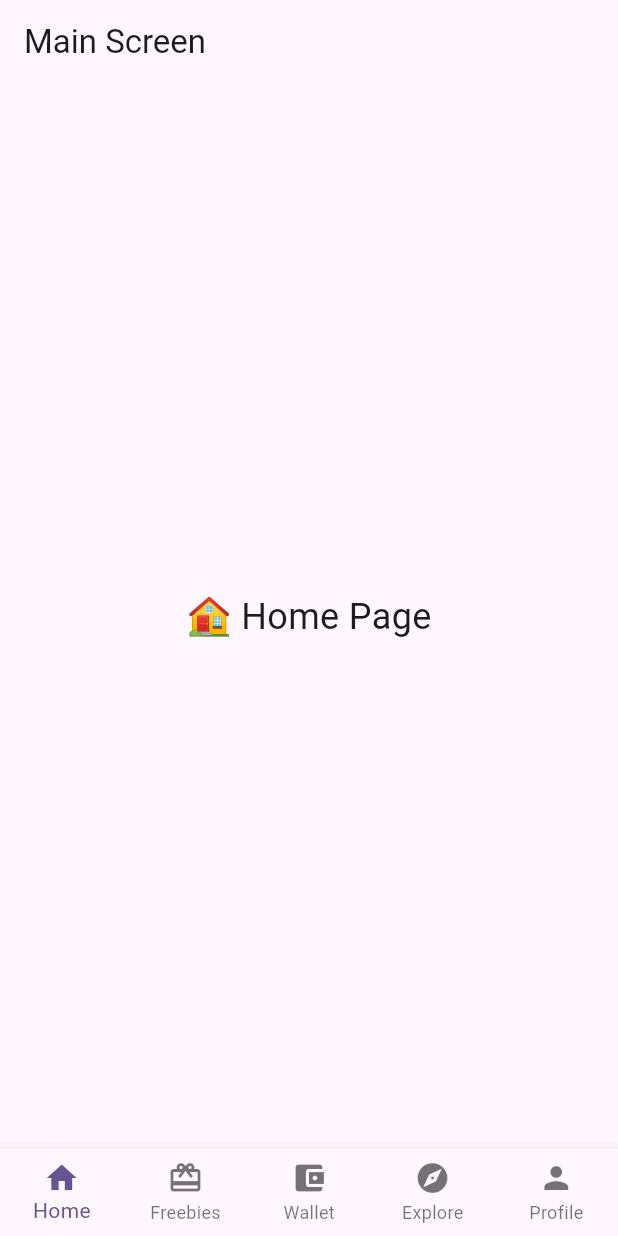
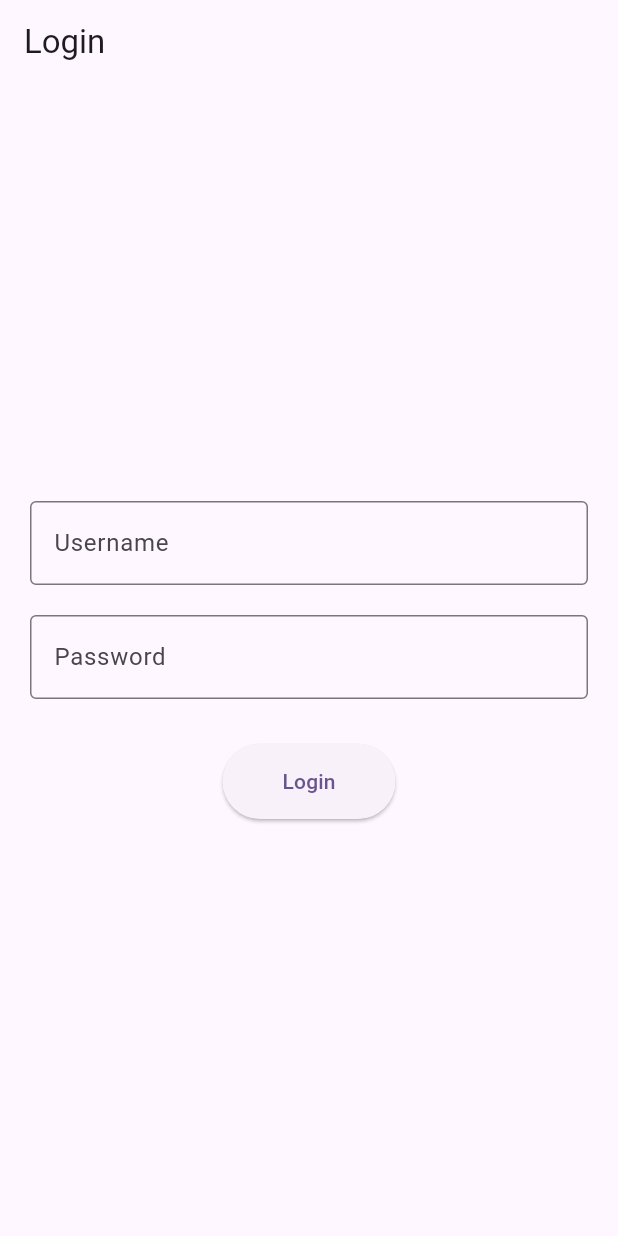
Before and after one commit to varxnnnn/freebies, a Flutter app: the screen it shows after launch, on a phone screen of 412 x 824 dp. Run offline on Flutter 3.47's test engine with Material 3 defaults, Android fonts, the phone set to English and light mode, and no system bars.

Commit message:
Added login page

```diff
--- /dev/null
+++ b/lib/login_screen.dart
@@ -0,0 +1,69 @@
+import 'package:flutter/material.dart';
+import 'main_screen.dart';
+
+class LoginScreen extends StatefulWidget {
+  const LoginScreen({super.key});
+
+  @override
+  State<LoginScreen> createState() => _LoginScreenState();
+}
+
+class _LoginScreenState extends State<LoginScreen> {
+  final TextEditingController _usernameController = TextEditingController();
+  final TextEditingController _passwordController = TextEditingController();
+
+  void _login() {
+    // simple dummy login
+    if (_usernameController.text.isNotEmpty &&
+        _passwordController.text.isNotEmpty) {
+      Navigator.pushReplacement(
+        context,
+        MaterialPageRoute(builder: (context) => const MainScreen()),
+      );
+    } else {
+      ScaffoldMessenger.of(context).showSnackBar(
+        const SnackBar(content: Text("Please enter username and password")),
+      );
+    }
+  }
+
+  @override
+  Widget build(BuildContext context) {
+    return Scaffold(
+      appBar: AppBar(title: const Text("Login")),
+      body: Padding(
+        padding: const EdgeInsets.all(20.0),
+        child: Column(
+          mainAxisAlignment: MainAxisAlignment.center,
+          children: [
+            TextField(
+              controller: _usernameController,
+              decoration: const InputDecoration(
+                labelText: "Username",
+                border: OutlineInputBorder(),
+              ),
+            ),
+            const SizedBox(height: 20),
+            TextField(
+              controller: _passwordController,
+              obscureText: true,
+              decoration: const InputDecoration(
+                labelText: "Password",
+                border: OutlineInputBorder(),
+              ),
+            ),
+            const SizedBox(height: 30),
+            ElevatedButton(
+              onPressed: _login,
+              style: ElevatedButton.styleFrom(
+                padding:
+                const EdgeInsets.symmetric(horizontal: 40, vertical: 15),
+              ),
+              child: const Text("Login"),
+            ),
+          ],
+        ),
+      ),
+    );
+  }
+}
--- a/lib/main.dart
+++ b/lib/main.dart
@@ -1,5 +1,5 @@
 import 'package:flutter/material.dart';
-import 'main_screen.dart';
+import 'login_screen.dart';
 
 void main() {
   runApp(const MyApp());
@@ -11,12 +11,12 @@ class MyApp extends StatelessWidget {
   @override
   Widget build(BuildContext context) {
     return MaterialApp(
-      title: 'Bottom Navigation App',
+      title: 'Login + Bottom Navigation',
       theme: ThemeData(
         colorScheme: ColorScheme.fromSeed(seedColor: Colors.deepPurple),
         useMaterial3: true,
       ),
-      home: const MainScreen(),
+      home: const LoginScreen(), // First screen is Login
     );
   }
 }
```
